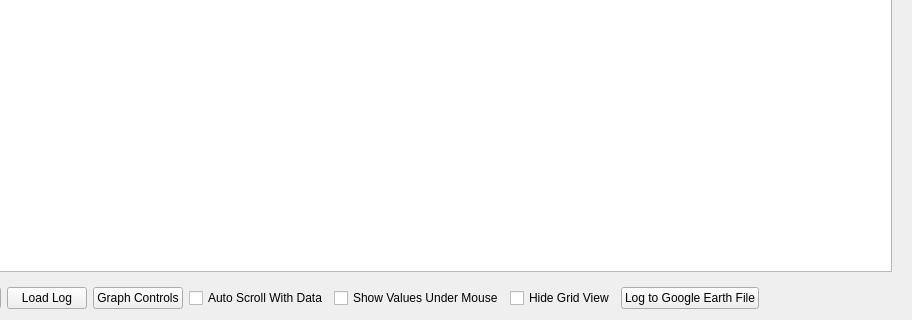
Qt form src/ui/AP2DataPlot2D.ui (ArduPilot/apm_planner) before a commit; both pictures show x 95 to 1007 and y 225 to 545 of the 1007 by 545 pixel window.
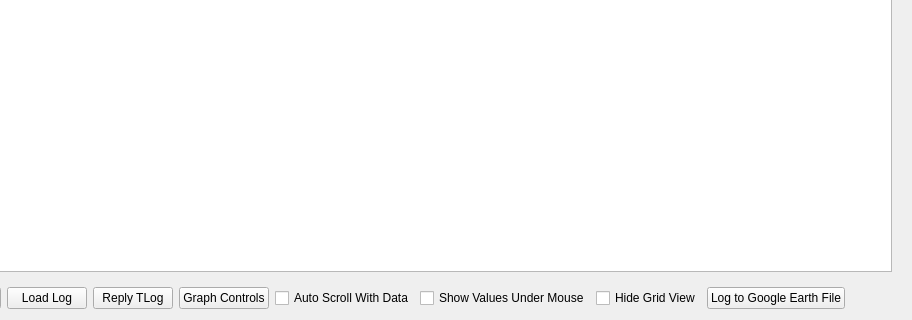
The same form after that commit.

Commit message: Added play/pause to datalog reply, and sped up some things

What changed in the file:
```diff
--- a/src/ui/AP2DataPlot2D.ui
+++ b/src/ui/AP2DataPlot2D.ui
@@ -120,6 +120,13 @@
          </property>
         </widget>
        </item>
+       <item>
+        <widget class="QPushButton" name="loadTLogButton">
+         <property name="text">
+          <string>Reply TLog</string>
+         </property>
+        </widget>
+       </item>
        <item>
         <widget class="QPushButton" name="graphControlsPushButton">
          <property name="text">
```
The commit also changes 12 other files.
